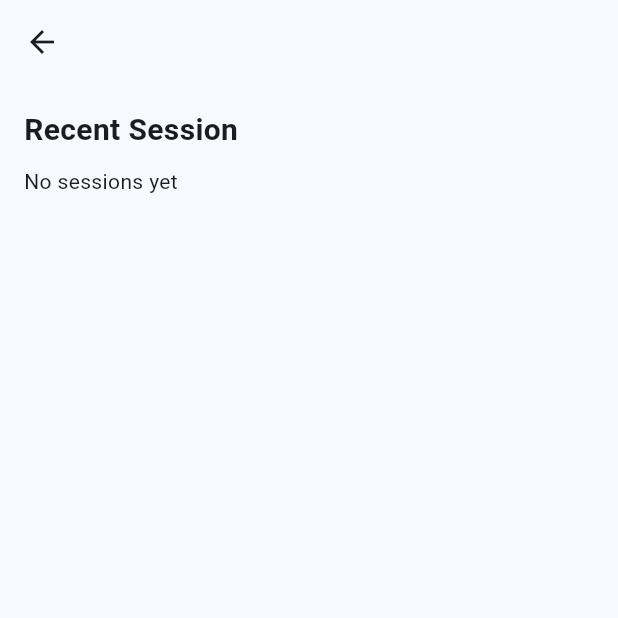
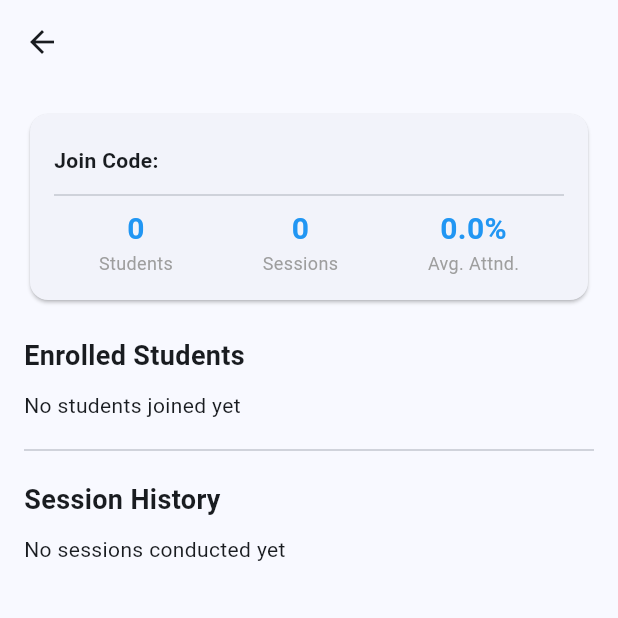
Before and after one commit to ohnogaurav/EduTrack, a Flutter app: the SubjectDetailScreen screen opened directly with empty values, on a phone screen of 412 x 824 dp, the top half of it. Run offline on Flutter 3.47's test engine with Material 3 defaults, Android fonts, the phone set to English and light mode, and no system bars; our stand-ins replace camera, cloud_firestore, firebase_auth, firebase_core, geolocator; missing offline and left inert: google_mlkit_face_detection, smart_liveliness_detection; accounts and stored records are empty.

Commit message:
MODULE 12 — TEACHER INSIGHTS

```diff
--- a/lib/features/teacher/subject_detail_screen.dart
+++ b/lib/features/teacher/subject_detail_screen.dart
@@ -1,6 +1,9 @@
 import 'package:flutter/material.dart';
 import '../../services/firestore_service.dart';
 import 'package:cloud_firestore/cloud_firestore.dart';
+import '../../models/user_model.dart';
+import '../../models/attendance_model.dart';
+import '../../models/session_model.dart';
 
 class SubjectDetailScreen extends StatefulWidget {
   final Map<String, dynamic> subject;
@@ -13,50 +16,47 @@ class SubjectDetailScreen extends StatefulWidget {
 class _SubjectDetailScreenState extends State<SubjectDetailScreen> {
   final FirestoreService _firestoreService = FirestoreService();
   bool _isLoading = true;
-  Map<String, dynamic>? _latestSession;
-  List<String> _presentStudentNames = [];
-  int _totalStudents = 0;
+
+  List<UserModel> _enrolledStudents = [];
+  List<SessionModel> _sessions = [];
+  Map<String, int> _sessionAttendanceCount = {};
+
+  int _totalAttendanceCount = 0;
 
   @override
   void initState() {
     super.initState();
-    _loadSubjectData();
+    _loadSubjectInsights();
   }
 
-  Future<void> _loadSubjectData() async {
+  Future<void> _loadSubjectInsights() async {
     try {
-      final sessions = await _firestoreService.getSessionsByTeacher(widget.subject['teacherId']);
+      final String subjectId = widget.subject['id'];
 
-      // Filter sessions for THIS subject and sort by startTime
-      final subjectSessions = sessions.where((s) => s['subjectId'] == widget.subject['id']).toList();
+      // 1. Fetch Enrolled Students
+      final studentIds = await _firestoreService.getEnrolledStudentIds(subjectId);
+      _enrolledStudents = await _firestoreService.getStudentsByIds(studentIds);
 
-      if (subjectSessions.isNotEmpty) {
-        subjectSessions.sort((a, b) {
-          Timestamp tA = a['startTime'];
-          Timestamp tB = b['startTime'];
-          return tB.compareTo(tA);
-        });
+      // 2. Fetch All Sessions for this subject
+      _sessions = await _firestoreService.getSessionsBySubject(subjectId);
+      _sessions.sort((a, b) => b.startTime.compareTo(a.startTime));
 
-        _latestSession = subjectSessions.first;
+      // 3. Fetch All Attendance for this subject to calculate counts
+      final allAttendance = await _firestoreService.getAttendanceBySubject(subjectId);
+      _totalAttendanceCount = allAttendance.length;
 
-        final attendanceList = await _firestoreService.getAttendanceBySession(_latestSession!['id']);
-        final allStudents = await _firestoreService.getAllStudents();
-        _totalStudents = allStudents.length;
-
-        final Map<String, String> studentNameMap = {
-          for (var student in allStudents) student['id']: student['name'] ?? 'Unknown Student'
-        };
-
-        _presentStudentNames = attendanceList.map((att) {
-          return studentNameMap[att['studentId']] ?? "Unknown Student";
-        }).toList();
+      // Map session IDs to their attendance counts
+      Map<String, int> counts = {};
+      for (var session in _sessions) {
+        counts[session.id] = allAttendance.where((a) => a.sessionId == session.id).length;
       }
+      _sessionAttendanceCount = counts;
 
       setState(() {
         _isLoading = false;
       });
     } catch (e) {
-      print("Error loading subject details: $e");
+      print("Error loading subject insights: $e");
       setState(() {
         _isLoading = false;
       });
@@ -65,45 +65,103 @@ class _SubjectDetailScreenState extends State<SubjectDetailScreen> {
 
   @override
   Widget build(BuildContext context) {
+    final String joinCode = widget.subject['joinCode'] ?? 'No Code';
+
+    // Calculate Average Attendance %
+    double avgAttendance = 0;
+    if (_enrolledStudents.isNotEmpty && _sessions.isNotEmpty) {
+      int totalPossible = _enrolledStudents.length * _sessions.length;
+      avgAttendance = (_totalAttendanceCount / totalPossible) * 100;
+    }
+
     return Scaffold(
       appBar: AppBar(title: Text(widget.subject['name'])),
       body: _isLoading
         ? const Center(child: CircularProgressIndicator())
-        : Padding(
+        : SingleChildScrollView(
             padding: const EdgeInsets.all(16.0),
             child: Column(
               crossAxisAlignment: CrossAxisAlignment.start,
               children: [
-                const Text("Recent Session", style: TextStyle(fontSize: 20, fontWeight: FontWeight.bold)),
-                const SizedBox(height: 10),
-                if (_latestSession == null)
-                  const Text("No sessions yet")
-                else ...[
-                  Text("Status: ${_latestSession!['isCancelled'] ? 'Cancelled' : (_latestSession!['isActive'] ? 'Active' : 'Completed')}",
-                    style: TextStyle(
-                      color: _latestSession!['isCancelled'] ? Colors.red : (_latestSession!['isActive'] ? Colors.green : Colors.grey),
-                      fontWeight: FontWeight.bold
+                // SUMMARY SECTION
+                Card(
+                  child: Padding(
+                    padding: const EdgeInsets.all(16.0),
+                    child: Column(
+                      children: [
+                        Row(
+                          mainAxisAlignment: MainAxisAlignment.spaceBetween,
+                          children: [
+                            const Text("Join Code:", style: TextStyle(fontWeight: FontWeight.bold)),
+                            SelectableText(joinCode, style: const TextStyle(fontSize: 18, color: Colors.blue, fontWeight: FontWeight.bold)),
+                          ],
+                        ),
+                        const Divider(),
+                        Row(
+                          mainAxisAlignment: MainAxisAlignment.spaceAround,
+                          children: [
+                            _buildStatItem("Students", _enrolledStudents.length.toString()),
+                            _buildStatItem("Sessions", _sessions.length.toString()),
+                            _buildStatItem("Avg. Attnd.", "${avgAttendance.toStringAsFixed(1)}%"),
+                          ],
+                        ),
+                      ],
                     ),
                   ),
-                  const SizedBox(height: 20),
-                  Text("Attendance: ${_presentStudentNames.length} / $_totalStudents", style: const TextStyle(fontSize: 18)),
-                  const Divider(),
-                  const Text("Present Students:", style: TextStyle(fontWeight: FontWeight.bold)),
-                  Expanded(
-                    child: _presentStudentNames.isEmpty
-                      ? const Center(child: Text("No attendance yet"))
-                      : ListView.builder(
-                          itemCount: _presentStudentNames.length,
-                          itemBuilder: (context, index) => ListTile(
-                            leading: const Icon(Icons.check_circle, color: Colors.green),
-                            title: Text(_presentStudentNames[index]),
-                          ),
-                        ),
+                ),
+
+                const SizedBox(height: 20),
+                const Text("Enrolled Students", style: TextStyle(fontSize: 18, fontWeight: FontWeight.bold)),
+                const SizedBox(height: 10),
+                if (_enrolledStudents.isEmpty)
+                  const Text("No students joined yet")
+                else
+                  Container(
+                    constraints: const BoxConstraints(maxHeight: 200),
+                    child: ListView.builder(
+                      shrinkWrap: true,
+                      itemCount: _enrolledStudents.length,
+                      itemBuilder: (context, index) => ListTile(
+                        leading: const Icon(Icons.person),
+                        title: Text(_enrolledStudents[index].name),
+                        dense: true,
+                      ),
+                    ),
                   ),
-                ]
+
+                const Divider(height: 40),
+                const Text("Session History", style: TextStyle(fontSize: 18, fontWeight: FontWeight.bold)),
+                const SizedBox(height: 10),
+                if (_sessions.isEmpty)
+                  const Text("No sessions conducted yet")
+                else
+                  ListView.builder(
+                    shrinkWrap: true,
+                    physics: const NeverScrollableScrollPhysics(),
+                    itemCount: _sessions.length,
+                    itemBuilder: (context, index) {
+                      final session = _sessions[index];
+                      final count = _sessionAttendanceCount[session.id] ?? 0;
+                      return ListTile(
+                        title: Text("Session on ${session.startTime.day}/${session.startTime.month}"),
+                        subtitle: Text(session.isActive ? "Active" : "Completed"),
+                        trailing: Text("Present: $count / ${_enrolledStudents.length}",
+                          style: const TextStyle(fontWeight: FontWeight.bold)),
+                      );
+                    },
+                  ),
               ],
             ),
           ),
     );
   }
+
+  Widget _buildStatItem(String label, String value) {
+    return Column(
+      children: [
+        Text(value, style: const TextStyle(fontSize: 20, fontWeight: FontWeight.bold, color: Colors.blue)),
+        Text(label, style: const TextStyle(fontSize: 12, color: Colors.grey)),
+      ],
+    );
+  }
 }
```
Also changed, not shown: lib/services/firestore_service.dart (+26 -0 lines).
